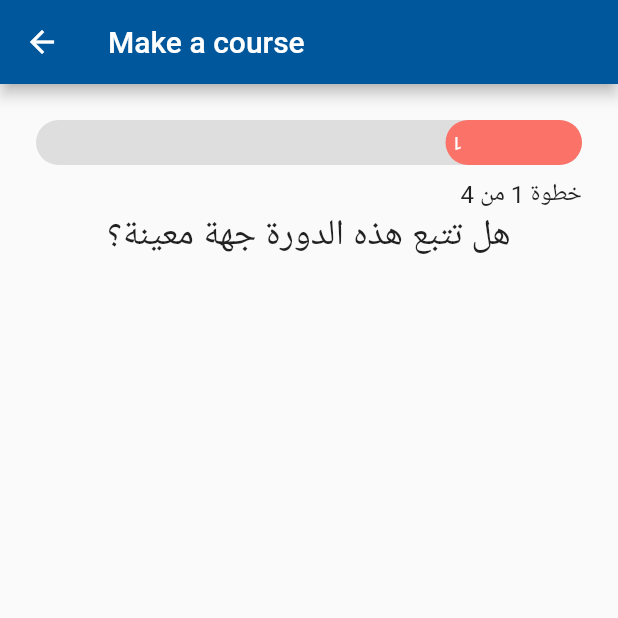
After one commit to Apollo-LW/front-end, a Flutter app: the screen it shows after launch, in the side drawer, after a tap on "Make a course", on a phone screen of 412 x 824 dp, the top half of it. The commit adds this screen. Run offline on Flutter 3.47's test engine with Material 2 defaults, Android fonts, the phone set to English and light mode, and no system bars; drawn by our look-alikes of flutter_animation_progress_bar; our stand-ins replace badges, chewie, dio, flutter_speed_dial, rxdart, video_player.

Commit message:
started admin side

```diff
--- a/lib/components/navdrawer.dart
+++ b/lib/components/navdrawer.dart
@@ -1,3 +1,4 @@
+import 'package:Apollo/pages/admin/onboarding/step_1.dart';
 import 'package:flutter/material.dart';
 import 'package:flutter/cupertino.dart';
 
@@ -133,6 +134,18 @@ class NavDrawer extends StatelessWidget {
             Navigator.pop(context);
           },
         ),
+        Divider(),
+        ListTile(
+          title: Text("Make a course"),
+          leading: const Icon(Icons.school),
+          onTap: () {
+            Navigator.push(
+                context,
+                MaterialPageRoute(
+                  builder: (context) => Step1(),
+                ));
+          },
+        ),
       ],
     );
     return Drawer(
--- /dev/null
+++ b/lib/pages/admin/onboarding/step_1.dart
@@ -0,0 +1,50 @@
+import 'dart:math';
+
+import 'package:flutter/cupertino.dart';
+import 'package:flutter/material.dart';
+import 'package:flutter/painting.dart';
+import 'package:flutter_animation_progress_bar/flutter_animation_progress_bar.dart';
+
+class Step1 extends StatelessWidget {
+  @override
+  Widget build(BuildContext context) {
+    return Scaffold(
+      appBar: AppBar(
+        title: Text("Make a course"),
+      ),
+      body: Directionality(
+        textDirection: TextDirection.rtl,
+        child: Padding(
+          padding: const EdgeInsets.all(24.0),
+          child: Column(
+            crossAxisAlignment: CrossAxisAlignment.start,
+            children: [
+              Transform.rotate(
+                angle: pi,
+                child: FAProgressBar(
+                  currentValue: 1,
+                  maxValue: 4,
+                  direction: Axis.horizontal,
+                  verticalDirection: VerticalDirection.up,
+                  backgroundColor: Colors.grey.withOpacity(0.3),
+                  borderRadius: 20,
+                  displayText: '',
+                ),
+              ),
+              Padding(
+                padding: const EdgeInsets.only(top: 8.0, left: 8),
+                child: Text(
+                  "خطوة 1 من 4",
+                  style: TextStyle(fontSize: 16),
+                ),
+              ),
+              Center(
+                  child: Text("هل تتبع هذه الدورة جهة معينة؟",
+                      style: TextStyle(fontSize: 24)))
+            ],
+          ),
+        ),
+      ),
+    );
+  }
+}
--- a/lib/pages/chat/Chats.dart
+++ b/lib/pages/chat/Chats.dart
@@ -1,4 +1,10 @@
 import 'package:Apollo/components/navdrawer.dart';
+
+import 'package:flutter/material.dart';
+import 'package:flutter/cupertino.dart';
+import 'package:Apollo/pages/home/home_components.dart';
+import 'package:Apollo/pages/chat/chat.dart';
+import 'package:Apollo/pages/Courses/resources.dart';
 import 'package:Apollo/pages/chat/chat_rooms.dart';
 import 'package:flutter/cupertino.dart';
 import 'package:flutter/material.dart';
```
Also changed, not shown: lib/views/institution.dart (+7 -0 lines), pubspec.lock.
